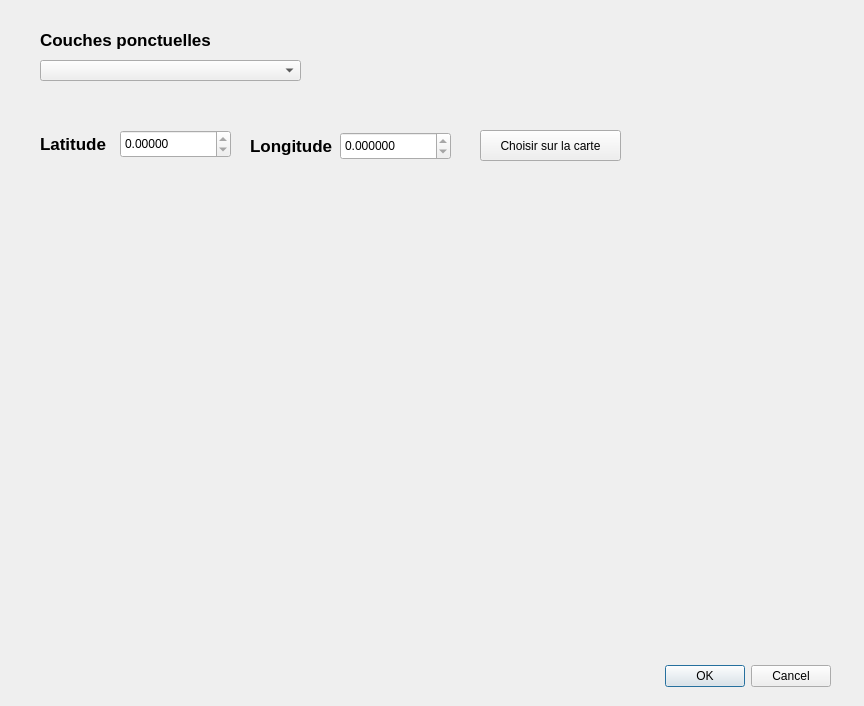
AdnanBenaboud/Tp-Qgis-TSI, file tp_qgis_tsi_dialog_base.ui: the form before one commit.
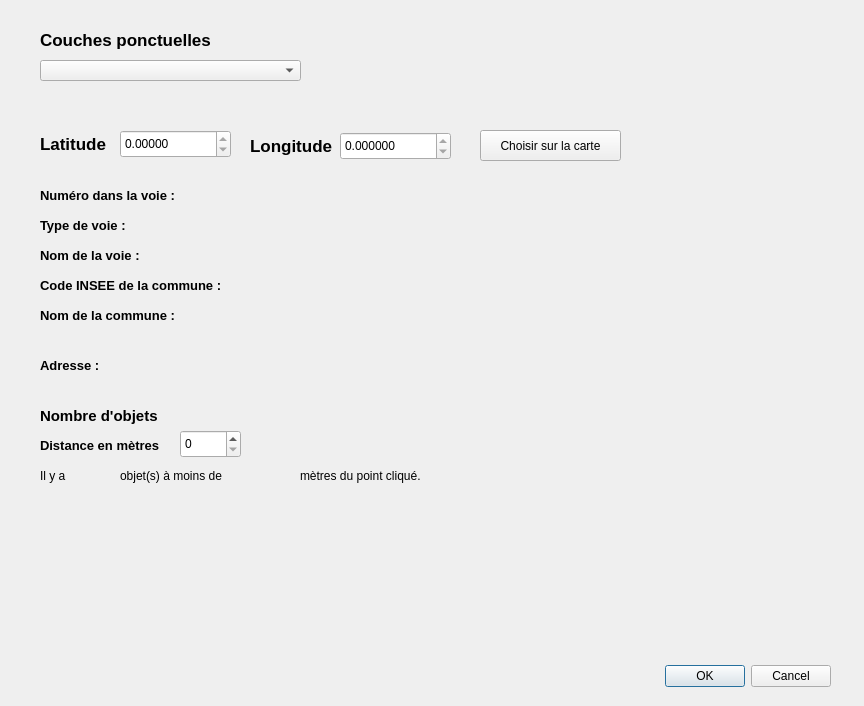
The form after the commit. Custom widgets are drawn as their Qt base class.

```diff
--- a/tp_qgis_tsi_dialog_base.ui
+++ b/tp_qgis_tsi_dialog_base.ui
@@ -161,6 +161,327 @@
     <string>Choisir sur la carte</string>
    </property>
   </widget>
+  <widget class="QLabel" name="label_4">
+   <property name="geometry">
+    <rect>
+     <x>40</x>
+     <y>180</y>
+     <width>151</width>
+     <height>31</height>
+    </rect>
+   </property>
+   <property name="font">
+    <font>
+     <pointsize>10</pointsize>
+     <weight>75</weight>
+     <bold>true</bold>
+    </font>
+   </property>
+   <property name="text">
+    <string>Numéro dans la voie :</string>
+   </property>
+  </widget>
+  <widget class="QLabel" name="label_numero_voie">
+   <property name="geometry">
+    <rect>
+     <x>280</x>
+     <y>180</y>
+     <width>101</width>
+     <height>31</height>
+    </rect>
+   </property>
+   <property name="font">
+    <font>
+     <pointsize>11</pointsize>
+    </font>
+   </property>
+   <property name="text">
+    <string/>
+   </property>
+   <property name="scaledContents">
+    <bool>false</bool>
+   </property>
+  </widget>
+  <widget class="QLabel" name="label_7">
+   <property name="geometry">
+    <rect>
+     <x>40</x>
+     <y>210</y>
+     <width>151</width>
+     <height>31</height>
+    </rect>
+   </property>
+   <property name="font">
+    <font>
+     <pointsize>10</pointsize>
+     <weight>75</weight>
+     <bold>true</bold>
+    </font>
+   </property>
+   <property name="text">
+    <string>Type de voie :</string>
+   </property>
+  </widget>
+  <widget class="QLabel" name="label_8">
+   <property name="geometry">
+    <rect>
+     <x>40</x>
+     <y>240</y>
+     <width>151</width>
+     <height>31</height>
+    </rect>
+   </property>
+   <property name="font">
+    <font>
+     <pointsize>10</pointsize>
+     <weight>75</weight>
+     <bold>true</bold>
+    </font>
+   </property>
+   <property name="text">
+    <string>Nom de la voie :</string>
+   </property>
+  </widget>
+  <widget class="QLabel" name="label_9">
+   <property name="geometry">
+    <rect>
+     <x>40</x>
+     <y>270</y>
+     <width>201</width>
+     <height>31</height>
+    </rect>
+   </property>
+   <property name="font">
+    <font>
+     <pointsize>10</pointsize>
+     <weight>75</weight>
+     <bold>true</bold>
+    </font>
+   </property>
+   <property name="text">
+    <string>Code INSEE de la commune :</string>
+   </property>
+  </widget>
+  <widget class="QLabel" name="label_10">
+   <property name="geometry">
+    <rect>
+     <x>40</x>
+     <y>300</y>
+     <width>201</width>
+     <height>31</height>
+    </rect>
+   </property>
+   <property name="font">
+    <font>
+     <pointsize>10</pointsize>
+     <weight>75</weight>
+     <bold>true</bold>
+    </font>
+   </property>
+   <property name="text">
+    <string>Nom de la commune :</string>
+   </property>
+  </widget>
+  <widget class="QLabel" name="label_type_voie">
+   <property name="geometry">
+    <rect>
+     <x>280</x>
+     <y>210</y>
+     <width>101</width>
+     <height>31</height>
+    </rect>
+   </property>
+   <property name="text">
+    <string/>
+   </property>
+  </widget>
+  <widget class="QLabel" name="label_nom_voie">
+   <property name="geometry">
+    <rect>
+     <x>280</x>
+     <y>240</y>
+     <width>101</width>
+     <height>31</height>
+    </rect>
+   </property>
+   <property name="text">
+    <string/>
+   </property>
+  </widget>
+  <widget class="QLabel" name="label_insee">
+   <property name="geometry">
+    <rect>
+     <x>280</x>
+     <y>270</y>
+     <width>101</width>
+     <height>31</height>
+    </rect>
+   </property>
+   <property name="text">
+    <string/>
+   </property>
+  </widget>
+  <widget class="QLabel" name="label_commune">
+   <property name="geometry">
+    <rect>
+     <x>280</x>
+     <y>300</y>
+     <width>101</width>
+     <height>31</height>
+    </rect>
+   </property>
+   <property name="text">
+    <string/>
+   </property>
+  </widget>
+  <widget class="QLabel" name="label_11">
+   <property name="geometry">
+    <rect>
+     <x>40</x>
+     <y>350</y>
+     <width>71</width>
+     <height>31</height>
+    </rect>
+   </property>
+   <property name="font">
+    <font>
+     <pointsize>10</pointsize>
+     <weight>75</weight>
+     <bold>true</bold>
+    </font>
+   </property>
+   <property name="text">
+    <string>Adresse :</string>
+   </property>
+  </widget>
+  <widget class="QLabel" name="label_adresse">
+   <property name="geometry">
+    <rect>
+     <x>140</x>
+     <y>350</y>
+     <width>101</width>
+     <height>31</height>
+    </rect>
+   </property>
+   <property name="text">
+    <string/>
+   </property>
+  </widget>
+  <widget class="QLabel" name="label_12">
+   <property name="geometry">
+    <rect>
+     <x>40</x>
+     <y>400</y>
+     <width>131</width>
+     <height>31</height>
+    </rect>
+   </property>
+   <property name="font">
+    <font>
+     <pointsize>11</pointsize>
+     <weight>75</weight>
+     <bold>true</bold>
+    </font>
+   </property>
+   <property name="text">
+    <string>Nombre d'objets</string>
+   </property>
+  </widget>
+  <widget class="QLabel" name="label_adresse_2">
+   <property name="geometry">
+    <rect>
+     <x>40</x>
+     <y>460</y>
+     <width>31</width>
+     <height>31</height>
+    </rect>
+   </property>
+   <property name="text">
+    <string>Il y a</string>
+   </property>
+  </widget>
+  <widget class="QLabel" name="label_objs">
+   <property name="geometry">
+    <rect>
+     <x>80</x>
+     <y>460</y>
+     <width>31</width>
+     <height>31</height>
+    </rect>
+   </property>
+   <property name="text">
+    <string/>
+   </property>
+  </widget>
+  <widget class="QLabel" name="label_adresse_4">
+   <property name="geometry">
+    <rect>
+     <x>120</x>
+     <y>460</y>
+     <width>131</width>
+     <height>31</height>
+    </rect>
+   </property>
+   <property name="text">
+    <string>objet(s) à moins de </string>
+   </property>
+  </widget>
+  <widget class="QLabel" name="label_distance">
+   <property name="geometry">
+    <rect>
+     <x>260</x>
+     <y>460</y>
+     <width>31</width>
+     <height>31</height>
+    </rect>
+   </property>
+   <property name="text">
+    <string/>
+   </property>
+  </widget>
+  <widget class="QLabel" name="label_adresse_6">
+   <property name="geometry">
+    <rect>
+     <x>300</x>
+     <y>460</y>
+     <width>161</width>
+     <height>31</height>
+    </rect>
+   </property>
+   <property name="text">
+    <string>mètres du point cliqué.</string>
+   </property>
+  </widget>
+  <widget class="QLabel" name="label_13">
+   <property name="geometry">
+    <rect>
+     <x>40</x>
+     <y>430</y>
+     <width>131</width>
+     <height>31</height>
+    </rect>
+   </property>
+   <property name="font">
+    <font>
+     <pointsize>10</pointsize>
+     <weight>75</weight>
+     <bold>true</bold>
+    </font>
+   </property>
+   <property name="text">
+    <string>Distance en mètres</string>
+   </property>
+  </widget>
+  <widget class="QSpinBox" name="spinBox_distance">
+   <property name="geometry">
+    <rect>
+     <x>180</x>
+     <y>430</y>
+     <width>61</width>
+     <height>28</height>
+    </rect>
+   </property>
+  </widget>
  </widget>
  <customwidgets>
   <customwidget>
```
